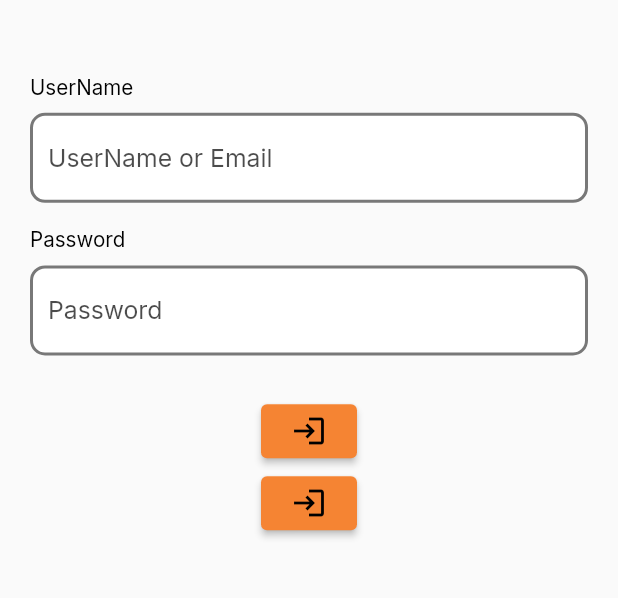
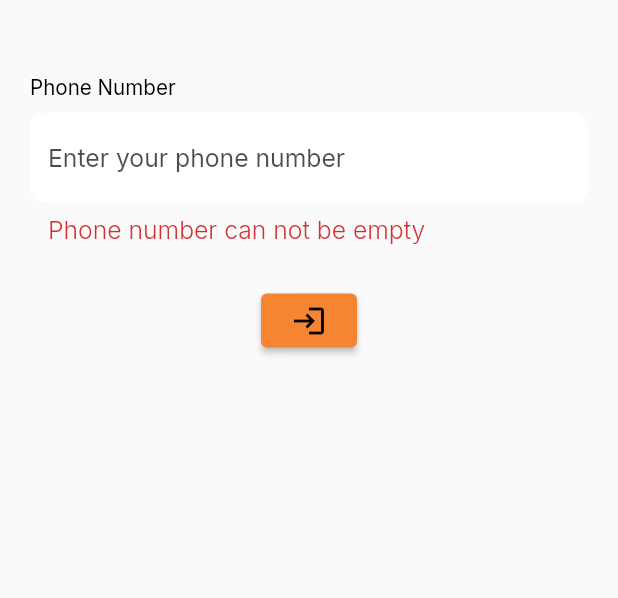
Before and after one commit to abdul-rehman45/WeChat, a Flutter app: the screen it shows after launch, after a tap on the "login" icon, on a phone screen of 412 x 824 dp, the part 99-697 px from its top. Run offline on Flutter 3.47's test engine with Material 2 defaults, Android fonts, the light colour scheme and no system bars; drawn by our look-alikes of overlay_support; our stand-ins replace cloud_firestore, firebase_auth, firebase_core, firebase_messaging, firebase_storage, flutter_secure_storage and 8 more; missing offline and left inert: flutter_facebook_auth, ndialog, the_apple_sign_in; accounts and stored records are empty.

Commit message:
added phone textformfield on login screen

```diff
--- a/lib/UI/AuthScreens/loginScreen.dart
+++ b/lib/UI/AuthScreens/loginScreen.dart
@@ -1,5 +1,8 @@
+import 'package:chat/controllers/authentication/login_controller.dart';
+import 'package:chat/helper/validators.dart';
 import 'package:chat/widgets/custom_textfield.dart';
 import 'package:flutter/material.dart';
+import 'package:get/get.dart';
 
 class LoginScreen extends StatefulWidget {
   const LoginScreen({Key? key}) : super(key: key);
@@ -9,16 +12,18 @@ class LoginScreen extends StatefulWidget {
 }
 
 class _LoginScreenState extends State<LoginScreen> {
-  final TextEditingController _username = TextEditingController();
   final GlobalKey<FormState> _formkey = GlobalKey<FormState>();
 
   @override
   Widget build(BuildContext context) {
-    return SafeArea(
+    return GetBuilder<LoginController>(
+      init: LoginController(),
+      builder: ((controller) => SafeArea(
             child: Scaffold(
               body: SingleChildScrollView(
                 child: Container(
-          padding: const EdgeInsets.symmetric(vertical: 50, horizontal: 20),
+                  padding:
+                      const EdgeInsets.symmetric(vertical: 50, horizontal: 20),
                   width: double.infinity,
                   child: Form(
                     key: _formkey,
@@ -33,32 +38,35 @@ class _LoginScreenState extends State<LoginScreen> {
                           height: 50,
                         ),
                         CustomTextField(
-                  title: "UserName",
-                  hint: "UserName or Email",
-                  textEditingController: _username,
+                          title: "Phone Number",
+                          hint: "Enter your phone number",
+                          textEditingController: controller.phoneNumber,
+                          inputType: TextInputType.phone,
+                          //underLineField: true,
+                          // validationRegax: RegExp(r'(^03[0-9]{9}$)'),
                           //suffixIconPath: "",
-                  onChange: (value) {},
+                          //onChange: (value) {},
                           validate: (value) =>
-                      value!.isEmpty ? "Please enter UserName" : null,
+                              Validators.validatePhoneNumber(value),
                         ),
-                CustomTextField(
-                  title: "Password",
-                  hint: "Password",
-                  textEditingController: _username,
-                  onChange: (value) {},
-                  // validate: (value) =>
-                  //     value!.isEmpty ? "Please enter UserName" : null,
-                ),
+                        // CustomTextField(
+                        //   title: "Password",
+                        //   hint: "Password",
+                        //   textEditingController: _username,
+                        //   onChange: (value) {},
+                        //   // validate: (value) =>
+                        //   //     value!.isEmpty ? "Please enter UserName" : null,
+                        // ),
                         const SizedBox(
                           height: 10,
                         ),
-                RefreshIndicator(
-                    child: ElevatedButton(
-                        onPressed: () {
-                          // if (_formkey.currentState!.validate()) {}
-                        },
-                        child: const Icon(Icons.login)),
-                    onRefresh: () async {}),
+                        // RefreshIndicator(
+                        //     child: ElevatedButton(
+                        //         onPressed: () {
+                        //           // if (_formkey.currentState!.validate()) {}
+                        //         },
+                        //         child: const Icon(Icons.login)),
+                        //     onRefresh: () async {}),
                         ElevatedButton(
                             onPressed: () {
                               if (_formkey.currentState!.validate()) {}
@@ -68,6 +76,8 @@ class _LoginScreenState extends State<LoginScreen> {
                     ),
                   ),
                 ),
+              ),
+            ),
           )),
     );
   }
--- /dev/null
+++ b/lib/controllers/authentication/login_controller.dart
@@ -0,0 +1,11 @@
+import 'package:flutter/material.dart';
+import 'package:get/get.dart';
+
+class LoginController extends GetxController {
+  late final TextEditingController phoneNumber;
+  @override
+  void onInit() {
+    phoneNumber = TextEditingController();
+    super.onInit();
+  }
+}
--- a/lib/helper/validators.dart
+++ b/lib/helper/validators.dart
@@ -13,7 +13,7 @@ class Validators {
           ? "Invalid Phone number"
           : null;
 
-  static onTextChange({
+  static bool? onTextChange({
     required String value,
     int? validationLenght,
     RegExp? validationRegax,
@@ -82,6 +82,9 @@ class Validators {
 
         }
       }
+    } else {
+      return false;
     }
+    return null;
   }
 }
--- a/lib/widgets/custom_textfield.dart
+++ b/lib/widgets/custom_textfield.dart
@@ -24,6 +24,10 @@ class CustomTextField extends StatefulWidget {
     this.validationRegax,
     this.isPhoneNumber = false,
     this.isonchange = true,
+    this.errorBorderColor,
+    this.underLineField = false,
+    this.successBorderColor = Colors.green,
+    this.failureBorderColor = AppColors.theme,
   }) : super(key: key);
   final String hint, title;
   final RegExp? validationRegax;
@@ -35,9 +39,9 @@ class CustomTextField extends StatefulWidget {
   final VoidCallback? onSuffixTap;
   final TextInputType inputType;
   final Color? fillColor;
-  Color? borderColor;
+  Color? borderColor, errorBorderColor, successBorderColor, failureBorderColor;
   final bool? isPassword, isPhoneNumber, isonchange;
-  bool? isclear;
+  bool? isclear, underLineField;
 
   bool obscureText;
 
@@ -61,9 +65,8 @@ class _CustomTextFieldState extends State<CustomTextField> {
         SizedBox(height: 1.h),
         TextFormField(
           controller: widget.textEditingController,
-          onChanged: widget.isonchange == true
-              ? widget.onChange ?? ontextChange
-              : null,
+          onChanged: widget.onChange,
+          //?? ontextChange,
           keyboardType: widget.inputType,
           cursorColor: AppColors.theme,
           style: Helper.setTextStyle(12.sp, FontWeight.w500),
@@ -72,22 +75,29 @@ class _CustomTextFieldState extends State<CustomTextField> {
           decoration: InputDecoration(
             enabled: true,
             filled: true,
+
             fillColor: widget.fillColor ?? Colors.white, // AppColors.lightGrey,
             hintText: widget.hint,
             hintStyle: Helper.setTextStyle(12.sp, FontWeight.w400,
                 color: AppColors.text.withOpacity(0.7)),
             errorStyle: Helper.setTextStyle(12.sp, FontWeight.w300,
                 color: AppColors.red),
-            errorBorder: _setBorder(
-                //  AppColors.yellow),
-                widget.borderColor ?? AppColors.grey),
-            focusedErrorBorder: _setBorder(
-                //AppColors.yellow),
+            errorBorder: widget.underLineField == true
+                ? _setUnderLineBorder()
+                : _setBorder(widget.errorBorderColor ?? Colors.transparent),
+            focusedErrorBorder: widget.underLineField == true
+                ? _setUnderLineBorder()
+                : _setBorder(widget.errorBorderColor ?? Colors.transparent),
+            border: widget.underLineField == true
+                ? _setUnderLineBorder()
+                : _setBorder(widget.borderColor ?? Colors.transparent),
+            enabledBorder: widget.underLineField == true
+                ? _setUnderLineBorder()
+                : _setBorder(widget.borderColor ?? Colors.transparent),
+            focusedBorder: widget.underLineField == true
+                ? _setUnderLineBorder()
+                : _setBorder(widget.borderColor ?? Colors.transparent),
 
-                widget.borderColor ?? AppColors.red),
-            border: _setBorder(widget.borderColor ?? AppColors.grey),
-            enabledBorder: _setBorder(widget.borderColor ?? AppColors.grey),
-            focusedBorder: _setBorder(widget.borderColor ?? AppColors.orange),
             suffix: _suffixIcon(),
           ),
         ),
@@ -96,8 +106,20 @@ class _CustomTextFieldState extends State<CustomTextField> {
     );
   }
 
-  void ontextChange(String value) {
-    Validators.onTextChange(value: value);
+  void ontextChange(value) {
+    if (widget.validationRegax != null) {
+      bool? isValidate = Validators.onTextChange(
+          value: value.toString(), validationRegax: widget.validationRegax);
+      if (isValidate == true) {
+        setState(() {
+          widget.borderColor = widget.successBorderColor;
+        });
+      } else {
+        setState(() {
+          widget.borderColor = widget.failureBorderColor;
+        });
+      }
+    }
   }
 
   Widget? _suffixIcon() {
@@ -138,4 +160,7 @@ class _CustomTextFieldState extends State<CustomTextField> {
   _setBorder(Color color) => OutlineInputBorder(
       borderRadius: BorderRadius.circular(10),
       borderSide: BorderSide(color: color, width: 2));
+  _setUnderLineBorder() => UnderlineInputBorder(
+      borderRadius: BorderRadius.circular(10),
+      borderSide: const BorderSide(color: Colors.transparent, width: 2));
 }
```
Lines whose indentation alone changed are shown as unchanged.
